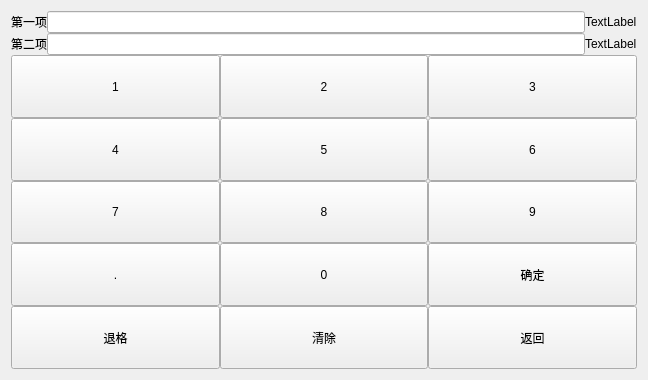
Above: proportion.ui from urielyan/kairen_ok335xs before the change. Below: the same form after it.
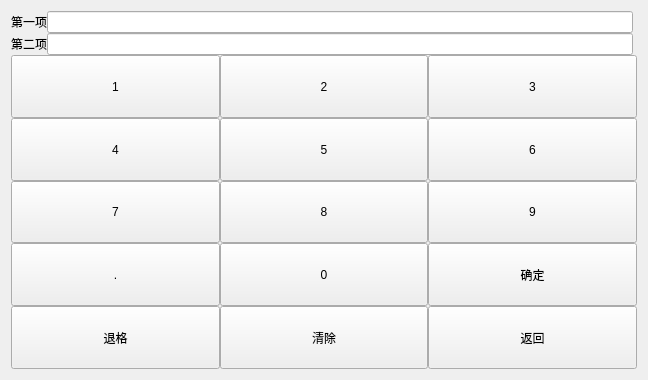
That is the form after the change.

```diff
--- a/proportion.ui
+++ b/proportion.ui
@@ -56,7 +56,7 @@
         <item>
          <widget class="QLabel" name="label">
           <property name="text">
-           <string>TextLabel</string>
+           <string> </string>
           </property>
          </widget>
         </item>
@@ -100,7 +100,7 @@
         <item>
          <widget class="QLabel" name="label_3">
           <property name="text">
-           <string>TextLabel</string>
+           <string> </string>
           </property>
          </widget>
         </item>
```
